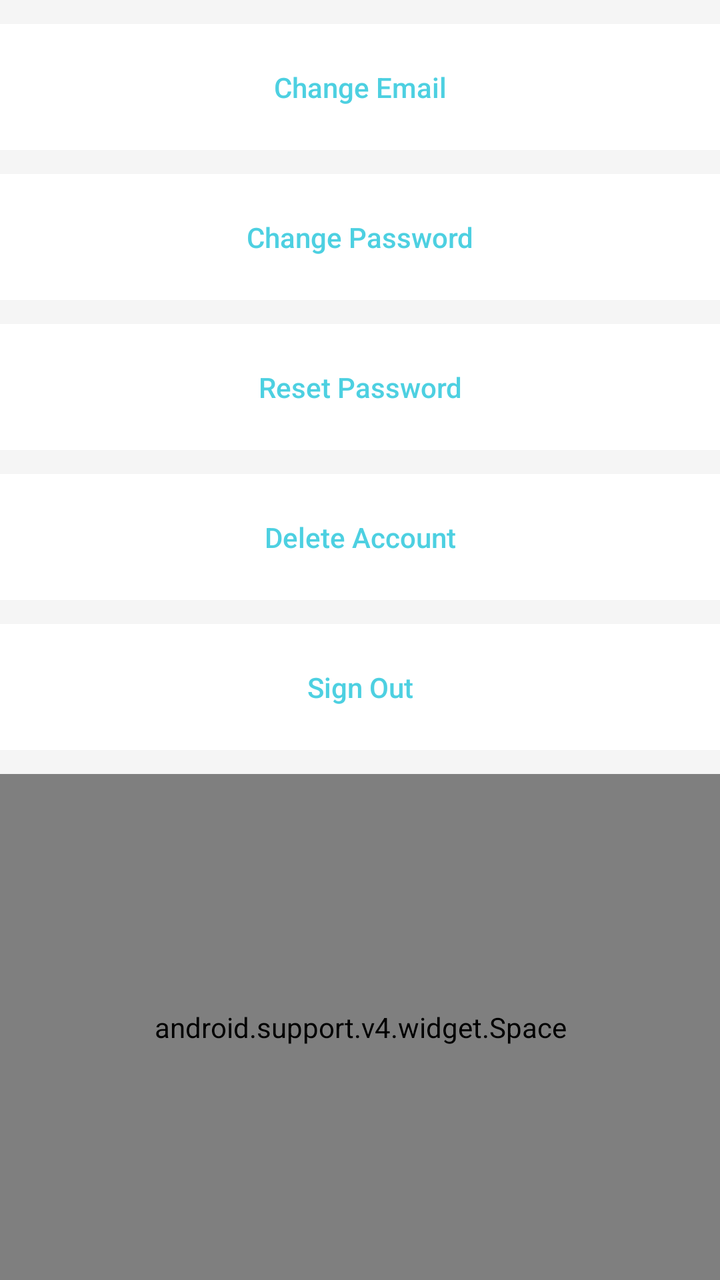
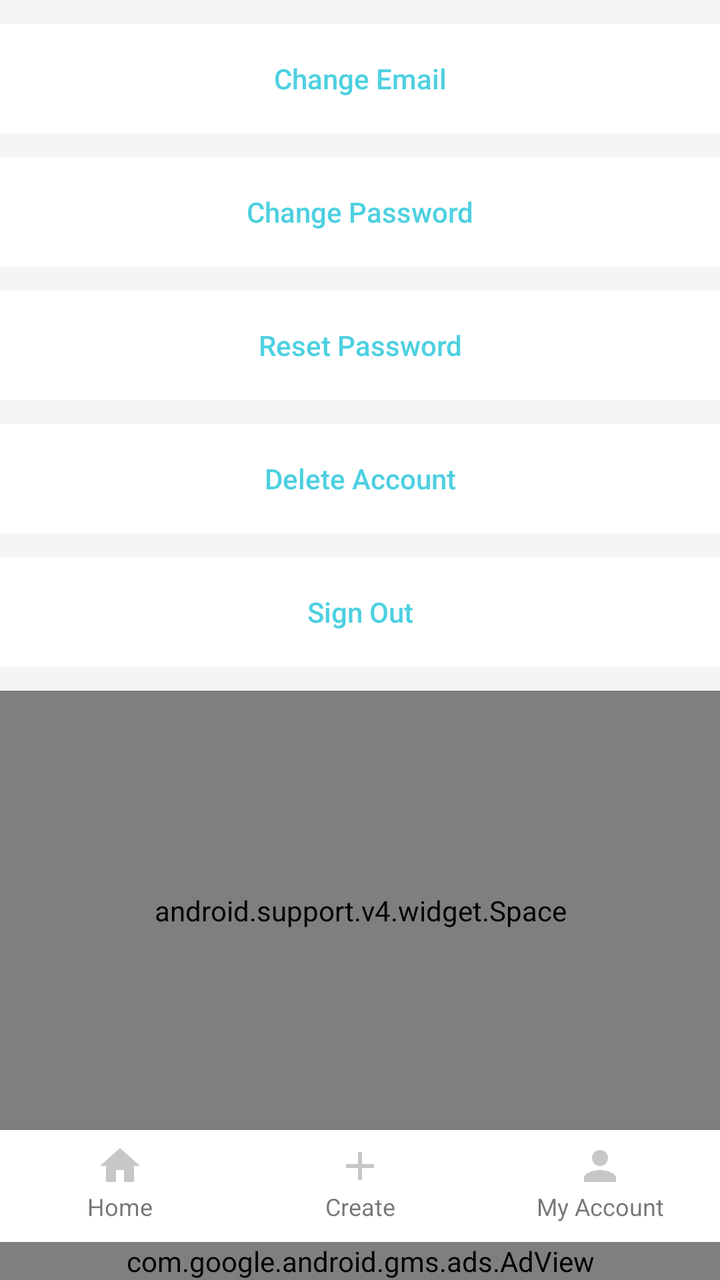

Screens rendered from an Android XML layout before and after an edit, with the pre-edit source and the edit as a unified diff.
<!-- AndroidManifest.xml: application theme AppTheme -->
<!-- res/layout/activity_account.xml -->
<?xml version="1.0" encoding="utf-8"?>
<RelativeLayout
    xmlns:android="http://schemas.android.com/apk/res/android"
    android:layout_width="match_parent"
    android:layout_height="match_parent">

    <LinearLayout
        android:layout_width="match_parent"
        android:layout_height="match_parent"
        android:orientation="vertical"
        android:paddingTop="@dimen/activity_horizontal_margin"
        >

        <EditText
            android:id="@+id/new_email_edit_text"
            android:layout_width="match_parent"
            android:layout_height="64dp"
            android:visibility="gone"
            android:hint="@string/new_email_hint"
            android:inputType="textEmailAddress"
            android:maxLines="1"
            android:layout_marginBottom="@dimen/activity_horizontal_margin"
            android:padding="@dimen/activity_horizontal_margin"/>

        <TextView
            android:id="@+id/change_email_button"
            style="?android:textAppearanceSmall"
            android:layout_width="match_parent"
            android:layout_height="0dp"
            android:layout_weight="1"
            android:layout_marginBottom="@dimen/activity_horizontal_margin"
            android:text="@string/change_email"
            android:textColor="@color/colorSecondary"
            android:background="@color/colorPrimary"
            android:gravity="center"
            android:fontFamily="sans-serif-medium"
            android:textAllCaps="false"/>

        <EditText
            android:id="@+id/new_password_edit_text"
            android:layout_width="match_parent"
            android:layout_height="64dp"
            android:focusableInTouchMode="true"
            android:visibility="gone"
            android:hint="@string/new_password_hint"
            android:inputType="textPassword"
            android:maxLines="1"
            android:layout_marginBottom="@dimen/activity_horizontal_margin"
            android:padding="@dimen/activity_horizontal_margin"/>

        <TextView
            android:id="@+id/change_password_button"
            style="?android:textAppearanceSmall"
            android:layout_width="match_parent"
            android:layout_height="0dp"
            android:layout_weight="1"
            android:layout_marginBottom="@dimen/activity_horizontal_margin"
            android:text="@string/change_password"
            android:textColor="@color/colorSecondary"
            android:background="@color/colorPrimary"            android:gravity="center"
            android:fontFamily="sans-serif-medium"
            android:textAllCaps="false"/>

        <TextView
            android:id="@+id/account_reset_password_button"
            style="?android:textAppearanceSmall"
            android:layout_width="match_parent"
            android:layout_height="0dp"
            android:layout_weight="1"
            android:layout_marginBottom="@dimen/activity_horizontal_margin"
            android:text="@string/reset_password"
            android:textColor="@color/colorSecondary"
            android:background="@color/colorPrimary"            android:gravity="center"
            android:fontFamily="sans-serif-medium"
            android:textAllCaps="false"/>

        <TextView
            android:id="@+id/delete_account_button"
            style="?android:textAppearanceSmall"
            android:layout_width="match_parent"
            android:layout_height="0dp"
            android:layout_weight="1"
            android:layout_marginBottom="@dimen/activity_horizontal_margin"
            android:text="@string/delete_account"
            android:textColor="@color/colorSecondary"
            android:background="@color/colorPrimary"            android:gravity="center"
            android:fontFamily="sans-serif-medium"
            android:textAllCaps="false"/>

        <TextView
            android:id="@+id/sign_out_button"
            style="?android:textAppearanceSmall"
            android:layout_width="match_parent"
            android:layout_height="0dp"
            android:layout_weight="1"
            android:layout_marginBottom="@dimen/activity_horizontal_margin"
            android:textColor="@color/colorSecondary"
            android:background="@color/colorPrimary"            android:text="@string/sign_out"
            android:gravity="center"
            android:fontFamily="sans-serif-medium"
            android:textAllCaps="false"/>

        <android.support.v4.widget.Space
            android:layout_width="match_parent"
            android:layout_height="0dp"
            android:layout_weight="4"/>

    </LinearLayout>

    <ProgressBar
        style="?android:attr/progressBarStyleLarge"
        android:layout_width="wrap_content"
        android:layout_height="wrap_content"
        android:id="@+id/progress_bar"
        android:layout_centerVertical="true"
        android:layout_centerHorizontal="true"
        android:indeterminate="true"
        android:visibility="gone"/>

</RelativeLayout>
<!-- resources referenced by this layout -->
<resources>
  <color name="colorPrimary">#ffffffff</color>
  <color name="colorSecondary">#ff4DD0E1</color>
  <dimen name="activity_horizontal_margin">12dp</dimen>
  <string name="change_email">Change Email</string>
  <string name="change_password">Change Password</string>
  <string name="delete_account">Delete Account</string>
  <string name="new_email_hint">New Email</string>
  <string name="new_password_hint">New Password</string>
  <string name="reset_password">Reset Password</string>
  <string name="sign_out">Sign Out</string>
  <style name="AppTheme" parent="BaseTheme">
      </style>
  <color name="colorPrimaryDark">#ffc7c7c7</color>
  <color name="colorAccent">#ffb4ffff</color>
  <color name="colorBackground">#fff5f5f5</color>
  <color name="colorForeground">@color/colorPrimary</color>
  <style name="Overflow" parent="@style/Widget.AppCompat.Light.ActionButton.Overflow">
          <item name="android:src">@drawable/ic_more_vert_24dp</item>
      </style>
  <style name="EditText" parent="@style/Widget.AppCompat.EditText">
          <item name="android:textColor">@color/colorEditText</item>
      </style>
  <!-- drawable ic_more_vert_24dp (drawable) -->
  <vector xmlns:android="http://schemas.android.com/apk/res/android"
          android:width="24dp"
          android:height="24dp"
          android:viewportWidth="24.0"
          android:viewportHeight="24.0">
      <path
          android:fillColor="#ffc7c7c7"
          android:pathData="M12,8c1.1,0 2,-0.9 2,-2s-0.9,-2 -2,-2 -2,0.9 -2,2 0.9,2 2,2zM12,10c-1.1,0 -2,0.9 -2,2s0.9,2 2,2 2,-0.9 2,-2 -0.9,-2 -2,-2zM12,16c-1.1,0 -2,0.9 -2,2s0.9,2 2,2 2,-0.9 2,-2 -0.9,-2 -2,-2z"/>
  </vector>
  <color name="colorEditText">#8a000000</color>
  <!-- unchanged entries left out for length: 1 -->
</resources>

<!-- the commit's change to res/layout/activity_account.xml (unified diff, before → after) -->
@@ -57,7 +57,8 @@
             android:layout_marginBottom="@dimen/activity_horizontal_margin"
             android:text="@string/change_password"
             android:textColor="@color/colorSecondary"
-            android:background="@color/colorPrimary"            android:gravity="center"
+            android:background="@color/colorPrimary"
+            android:gravity="center"
             android:fontFamily="sans-serif-medium"
             android:textAllCaps="false"/>
 
@@ -70,7 +71,8 @@
             android:layout_marginBottom="@dimen/activity_horizontal_margin"
             android:text="@string/reset_password"
             android:textColor="@color/colorSecondary"
-            android:background="@color/colorPrimary"            android:gravity="center"
+            android:background="@color/colorPrimary"
+            android:gravity="center"
             android:fontFamily="sans-serif-medium"
             android:textAllCaps="false"/>
 
@@ -83,7 +85,8 @@
             android:layout_marginBottom="@dimen/activity_horizontal_margin"
             android:text="@string/delete_account"
             android:textColor="@color/colorSecondary"
-            android:background="@color/colorPrimary"            android:gravity="center"
+            android:background="@color/colorPrimary"
+            android:gravity="center"
             android:fontFamily="sans-serif-medium"
             android:textAllCaps="false"/>
 
@@ -95,7 +98,8 @@
             android:layout_weight="1"
             android:layout_marginBottom="@dimen/activity_horizontal_margin"
             android:textColor="@color/colorSecondary"
-            android:background="@color/colorPrimary"            android:text="@string/sign_out"
+            android:background="@color/colorPrimary"
+            android:text="@string/sign_out"
             android:gravity="center"
             android:fontFamily="sans-serif-medium"
             android:textAllCaps="false"/>
@@ -104,6 +108,8 @@
             android:layout_width="match_parent"
             android:layout_height="0dp"
             android:layout_weight="4"/>
+
+        <include layout="@layout/navigation_footer" />
 
     </LinearLayout>
 
@@ -118,3 +124,118 @@
         android:visibility="gone"/>
 
 </RelativeLayout>
+<!-- res/layout/navigation_footer.xml (included above) -->
+<?xml version="1.0" encoding="utf-8"?>
+<LinearLayout xmlns:android="http://schemas.android.com/apk/res/android"
+    android:id="@+id/pic_source_buttons_linear_layout"
+    android:layout_gravity="center"
+    android:layout_width="match_parent"
+    android:layout_height="wrap_content"
+    android:elevation="@dimen/elevation"
+    android:background="@color/colorNavigationFooter"
+    android:orientation="vertical">
+
+    <LinearLayout
+        android:layout_width="match_parent"
+        android:layout_height="@dimen/navigation_footer_height"
+        android:layout_gravity="center"
+        android:orientation="horizontal">
+
+        <LinearLayout
+            android:layout_width="0dp"
+            android:layout_height="match_parent"
+            android:layout_weight="1"
+            android:paddingTop="@dimen/navigation_margin_top"
+            android:paddingBottom="@dimen/navigation_margin_bottom"
+            android:background="@drawable/button_selector_small"
+            android:orientation="vertical"
+            android:onClick="onHome">
+            <ImageView
+                android:id="@+id/homeButton"
+                android:layout_width="match_parent"
+                android:layout_height="24dp"
+                android:background="@color/transparent"
+                android:src="@drawable/ic_home_unselected_24dp" />
+            <TextView
+                android:id="@+id/homeLabel"
+                android:layout_width="match_parent"
+                android:layout_height="wrap_content"
+                android:textSize="12sp"
+                android:textAlignment="center"
+                android:text="@string/image_feed_activity_title"/>
+        </LinearLayout>
+
+        <LinearLayout
+            android:layout_width="0dp"
+            android:layout_height="match_parent"
+            android:layout_weight="1"
+            android:paddingTop="@dimen/navigation_margin_top"
+            android:paddingBottom="@dimen/navigation_margin_bottom"
+            android:background="@drawable/button_selector_small"
+            android:orientation="vertical"
+            android:onClick="onAdd">
+            <ImageView
+                android:id="@+id/addButton"
+                android:layout_width="match_parent"
+                android:layout_height="24dp"
+                android:background="@color/transparent"
+                android:src="@drawable/ic_add_24dp" />
+            <TextView
+                android:id="@+id/addLabel"
+                android:layout_width="match_parent"
+                android:layout_height="wrap_content"
+                android:textSize="12sp"
+                android:textAlignment="center"
+                android:text="Create"/>
+        </LinearLayout>
+
+        <LinearLayout
+            android:layout_width="0dp"
+            android:layout_height="match_parent"
+            android:layout_weight="1"
+            android:paddingTop="@dimen/navigation_margin_top"
+            android:paddingBottom="@dimen/navigation_margin_bottom"
+            android:background="@drawable/button_selector_small"
+            android:orientation="vertical"
+            android:onClick="onAccount">
+            <ImageView
+                android:id="@+id/accountButton"
+                android:layout_width="match_parent"
+                android:layout_height="24dp"
+                android:background="@color/transparent"
+                android:src="@drawable/ic_person_unselected_24dp" />
+            <TextView
+                android:id="@+id/accountLabel"
+                android:layout_width="match_parent"
+                android:layout_height="wrap_content"
+                android:textSize="12sp"
+                android:textAlignment="center"
+                android:text="My Account"/>
+        </LinearLayout>
+    </LinearLayout>
+
+    <RelativeLayout
+        android:layout_width="match_parent"
+        android:layout_height="wrap_content"
+        android:background="#333333"
+        >
+        
+            
+            
+            
+            
+            
+            
+            
+        <com.google.android.gms.ads.AdView
+            xmlns:ads="http://schemas.android.com/apk/res-auto"
+            android:id="@+id/adView"
+            android:layout_gravity="center"
+            android:layout_centerInParent="true"
+            android:layout_width="match_parent"
+            android:layout_height="wrap_content"
+            ads:adSize="SMART_BANNER"
+            ads:adUnitId="@string/admob_ad_unit_id_banner_navigation_footer">
+        </com.google.android.gms.ads.AdView>
+    </RelativeLayout>
+</LinearLayout>
<!-- resource entries referenced after the edit -->
@@ -1,11 +1,63 @@
 <!-- resources referenced by this layout -->
 <resources>
+  <color name="colorNavigationFooter">@color/colorPrimary</color>
   <color name="colorPrimary">#ffffffff</color>
   <color name="colorSecondary">#ff4DD0E1</color>
+  <color name="transparent">@android:color/transparent</color>
   <dimen name="activity_horizontal_margin">12dp</dimen>
+  <dimen name="elevation">8dp</dimen>
+  <dimen name="navigation_footer_height">56dp</dimen>
+  <dimen name="navigation_margin_bottom">10dp</dimen>
+  <dimen name="navigation_margin_top">6dp</dimen>
+  <!-- drawable button_selector_small (drawable) -->
+  <?xml version="1.0" encoding="utf-8"?>
+  <selector xmlns:android="http://schemas.android.com/apk/res/android" >
+      <item android:state_pressed="true" >
+          <shape android:shape="rectangle"  >
+              <solid android:color="#ffeeeeee"/>
+          </shape>
+     </item>
+     <item>
+         <shape android:shape="rectangle">
+             <solid android:color="#00000000"/>
+         </shape>
+      </item>
+  </selector>
+  <!-- drawable ic_add_24dp (drawable) -->
+  <vector xmlns:android="http://schemas.android.com/apk/res/android"
+          android:width="24dp"
+          android:height="24dp"
+          android:viewportWidth="24.0"
+          android:viewportHeight="24.0">
+      <path
+          android:fillColor="#ffc7c7c7"
+          android:pathData="M19,13h-6v6h-2v-6H5v-2h6V5h2v6h6v2z"/>
+  </vector>
+  <!-- drawable ic_home_unselected_24dp (drawable) -->
+  <vector xmlns:android="http://schemas.android.com/apk/res/android"
+          android:width="24dp"
+          android:height="24dp"
+          android:viewportWidth="24.0"
+          android:viewportHeight="24.0">
+      
+      <path
+          android:fillColor="#ffc7c7c7"
+          android:pathData="M10,20v-6h4v6h5v-8h3L12,3 2,12h3v8z"/>
+  </vector>
+  <!-- drawable ic_person_unselected_24dp (drawable) -->
+  <vector xmlns:android="http://schemas.android.com/apk/res/android"
+          android:width="24dp"
+          android:height="24dp"
+          android:viewportWidth="24.0"
+          android:viewportHeight="24.0">
+      <path
+          android:fillColor="#ffc7c7c7"
+          android:pathData="M12,12c2.21,0 4,-1.79 4,-4s-1.79,-4 -4,-4 -4,1.79 -4,4 1.79,4 4,4zM12,14c-2.67,0 -8,1.34 -8,4v2h16v-2c0,-2.66 -5.33,-4 -8,-4z"/>
+  </vector>
   <string name="change_email">Change Email</string>
   <string name="change_password">Change Password</string>
   <string name="delete_account">Delete Account</string>
+  <string name="image_feed_activity_title">Home</string>
   <string name="new_email_hint">New Email</string>
   <string name="new_password_hint">New Password</string>
   <string name="reset_password">Reset Password</string>
